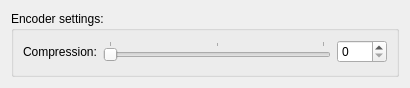
Above: formats/out_wv_config.ui from flacon/flacon before the change. Below: the same form after it.
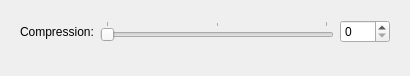
That is the form after the change.

Diff of the .ui file:
```diff
--- a/formats/out_wv_config.ui
+++ b/formats/out_wv_config.ui
@@ -7,7 +7,7 @@
     <x>0</x>
     <y>0</y>
     <width>410</width>
-    <height>88</height>
+    <height>76</height>
    </rect>
   </property>
   <property name="windowTitle">
@@ -15,13 +15,7 @@
   </property>
   <layout class="QVBoxLayout" name="verticalLayout">
    <item>
-    <widget class="QGroupBox" name="groupBox">
-     <property name="title">
-      <string extracomment="Preferences dialog: group caption">Encoder settings:</string>
-     </property>
-     <property name="flat">
-      <bool>true</bool>
-     </property>
+    <widget class="QWidget" name="widget" native="true">
      <layout class="QFormLayout" name="formLayout">
       <item row="0" column="0">
        <widget class="QLabel" name="wvCompressionLabel">
```
Left out of the diff: 38 changed lines with no effect on the pictures.
